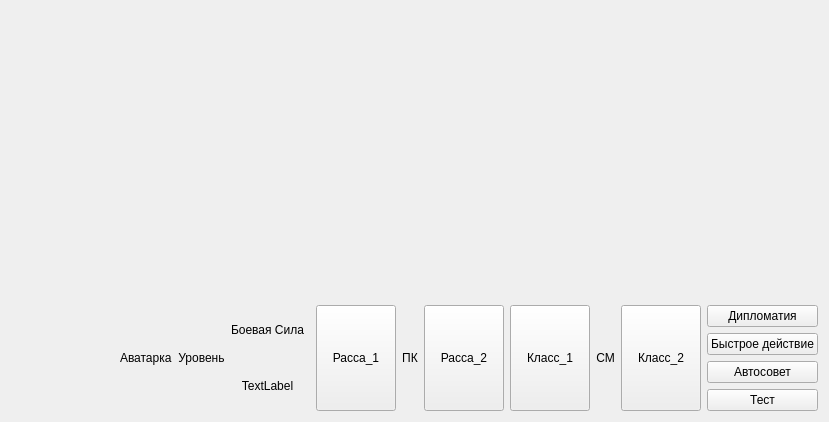
Qt form Nayda/gamerwidget.ui (Mar94oK/Nayda) before a commit.
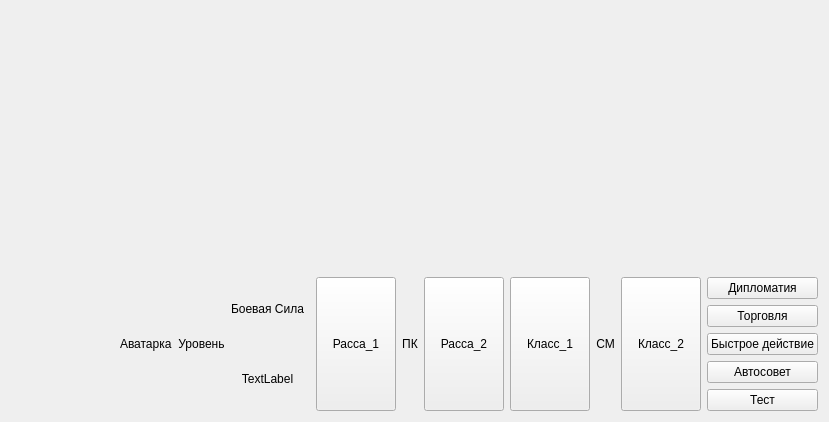
The same form after that commit. Custom widgets are drawn as their Qt base class.

The edit to the form file:
```diff
--- a/Nayda/gamerwidget.ui
+++ b/Nayda/gamerwidget.ui
@@ -43,6 +43,16 @@
        </property>
       </widget>
      </item>
+     <item>
+      <widget class="QPushButton" name="btn_Trade">
+       <property name="layoutDirection">
+        <enum>Qt::LeftToRight</enum>
+       </property>
+       <property name="text">
+        <string>Торговля</string>
+       </property>
+      </widget>
+     </item>
      <item>
       <widget class="QPushButton" name="btn_fast_action">
        <property name="text">
```
